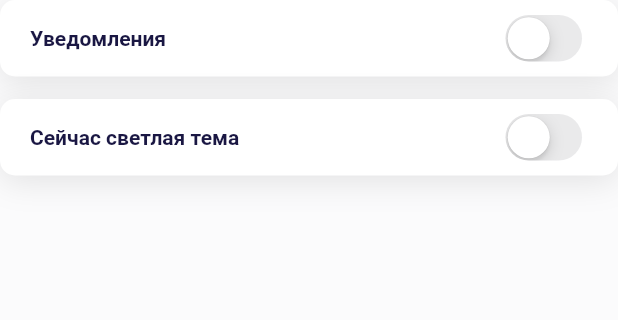
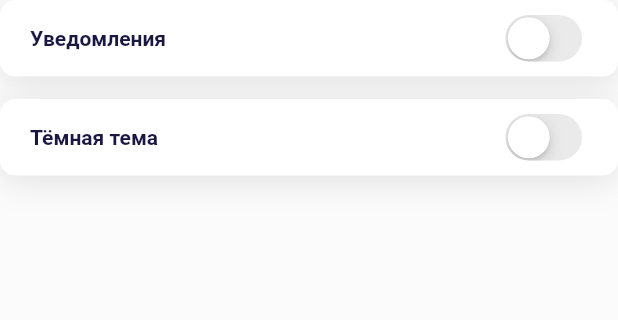
Before and after one commit to black-rusuz/rostelecom, a Flutter app: the SettingsFragment widget shown alone on an empty page, opened directly, on a phone screen of 412 x 824 dp. Shown: the top 320 px of the screen. Run offline on Flutter 3.47's test engine with Material 2 defaults, Android fonts, the light colour scheme and no system bars; our stand-ins replace cached_network_image, dio, equatable, flutter_bloc, get_it, google_fonts and 2 more; network calls fail.

Commit message:
dark mode fix

```diff
--- a/lib/presentation/pages/home/settings/settings_fragment.dart
+++ b/lib/presentation/pages/home/settings/settings_fragment.dart
@@ -25,7 +25,8 @@ class SettingsFragment extends StatelessWidget {
                       context.read<SettingsBloc>().add(SetNotification(v))),
               const SizedBox(height: 15),
               BaseTextSwitch(
-                  label: themeMode.darkMode ? 'Сейчас тёмная тема' : 'Сейчас светлая тема',
+                  label: 'Тёмная тема',
+                  initial: themeMode.darkMode,
                   onTap: (v) =>
                       context.read<SettingsBloc>().add(SetDarkMode(v, themeMode))),
             ],
--- a/lib/presentation/widgets/base_switch.dart
+++ b/lib/presentation/widgets/base_switch.dart
@@ -6,15 +6,21 @@ import 'base_card.dart';
 class BaseTextSwitch extends StatefulWidget {
   final String label;
   final ValueChanged<bool> onTap;
+  final bool initial;
 
-  const BaseTextSwitch({super.key, required this.label, required this.onTap});
+  const BaseTextSwitch({
+    super.key,
+    required this.label,
+    required this.onTap,
+    this.initial = false,
+  });
 
   @override
   State<BaseTextSwitch> createState() => _BaseTextSwitchState();
 }
 
 class _BaseTextSwitchState extends State<BaseTextSwitch> {
-  bool isActive = false;
+  late bool isActive = widget.initial;
 
   void onChanged(bool value) {
     setState(() => isActive = value);
```
